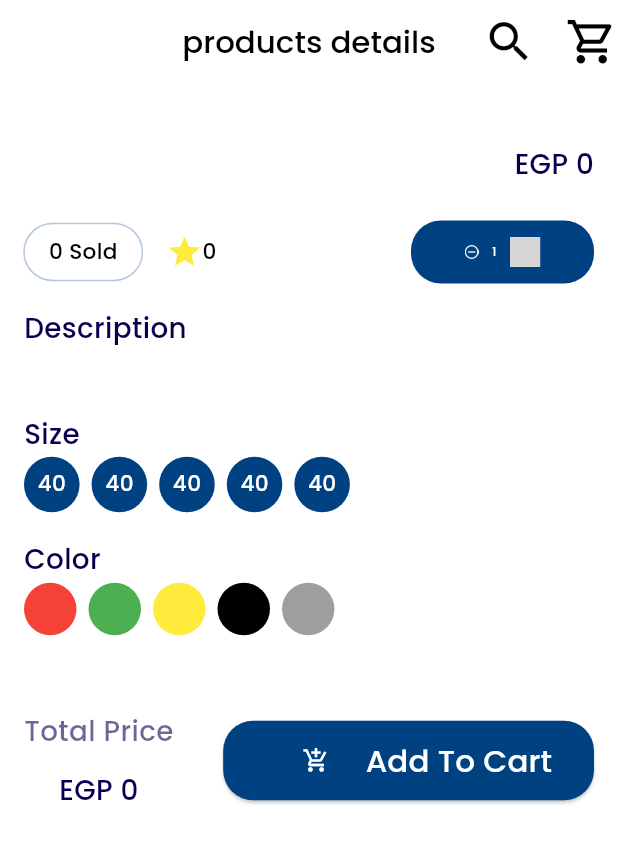
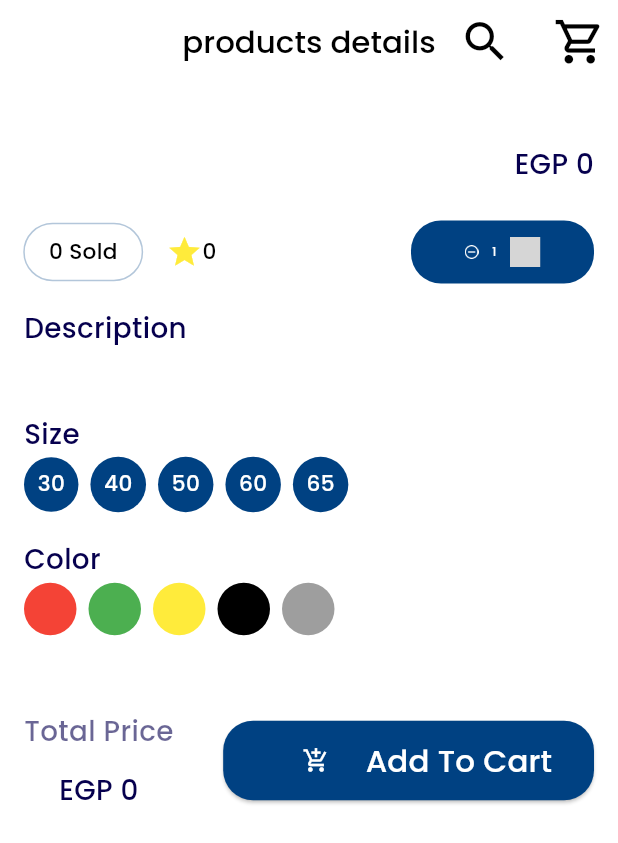
Before and after one commit to MahmoudElgaml/e-comarca, a Flutter app: the ProductDetailScreen screen opened directly with empty values, on a phone screen of 412 x 824 dp. Shown: the top 843 px of the screen. Run offline on Flutter 3.47's test engine with Material 3 defaults, Android fonts, the phone set to English and light mode, and no system bars; our stand-ins replace animated_text_kit, bloc, bot_toast, cached_network_image, dartz, device_preview and 16 more; missing offline and left inert: dart:ffi; accounts and stored records are empty; generated files the repository leaves out were written again; network calls fail; grey boxes are pictures that could not be loaded.

```diff
--- a/lib/features/cart_feature/presentation/manager/get_cart_product_cubit.dart
+++ b/lib/features/cart_feature/presentation/manager/get_cart_product_cubit.dart
@@ -20,6 +20,7 @@ class GetCartProductCubit extends Cubit<GetCartProductState> {
   DeleteFromCartUseCas deleteFromCartUseCas;
   UpdateProductQuantityUseCase updateProductQuantityUseCase;
   CartDataEntity? cartData;
+
   @override
   void emit(GetCartProductState state) {
     if (!isClosed) {
@@ -84,7 +85,7 @@ class GetCartProductCubit extends Cubit<GetCartProductState> {
   }
 
   updateProductQuantity(String productId, num count) async {
-
+    emit(GetCartProductLoadingState());
     var result = await updateProductQuantityUseCase.call(productId, count);
     result.fold(
       (l) {
@@ -95,16 +96,14 @@ class GetCartProductCubit extends Cubit<GetCartProductState> {
       },
     );
   }
+
   updateProductQuantityWithoutGetData(String productId, num count) async {
-
     var result = await updateProductQuantityUseCase.call(productId, count);
     result.fold(
       (l) {
         emit(GetCartProductFailState(l.message));
       },
-      (r) {
-
-      },
+      (r) {},
     );
   }
 }
--- a/lib/features/product_detail_feature/presentation/pages/product_detail_screen.dart
+++ b/lib/features/product_detail_feature/presentation/pages/product_detail_screen.dart
@@ -1,3 +1,4 @@
+import 'package:e_comarce_clean/config/routes/routes.dart';
 import 'package:e_comarce_clean/core/utils/app_color.dart';
 import 'package:e_comarce_clean/core/utils/app_style.dart';
 import 'package:e_comarce_clean/features/product_detail_feature/presentation/widgets/pick_color_list.dart';
@@ -27,17 +28,23 @@ class ProductDetailScreen extends StatelessWidget {
       appBar: AppBar(
         centerTitle: true,
         title: Text("products details", style: AppStyle.styleMedium20(context)),
-        actions: const [
-          Icon(
+        actions:  [
+          const Icon(
             Icons.search,
             size: 35,
           ),
-          SizedBox(
+          const SizedBox(
             width: 20,
           ),
-          Icon(
-            Icons.shopping_cart_outlined,
-            size: 35,
+          InkWell(
+            onTap: () => context.push(AppRoute.cartScreen),
+            child: const Padding(
+              padding: EdgeInsets.all(8.0),
+              child: Icon(
+                Icons.shopping_cart_outlined,
+                size: 35,
+              ),
+            ),
           ),
         ],
       ),
--- a/lib/features/product_detail_feature/presentation/widgets/pick_size_list.dart
+++ b/lib/features/product_detail_feature/presentation/widgets/pick_size_list.dart
@@ -4,9 +4,16 @@ import 'package:gap/gap.dart';
 import '../../../../core/utils/app_color.dart';
 import '../../../../core/utils/app_style.dart';
 
-
 class PickSizeList extends StatelessWidget {
   const PickSizeList({super.key});
+
+  static const List<String> items = [
+    "30",
+    "40",
+    '50',
+    '60',
+    "65",
+  ];
 
   @override
   Widget build(BuildContext context) {
@@ -22,8 +29,10 @@ class PickSizeList extends StatelessWidget {
           child: ListView.separated(
             separatorBuilder: (context, index) => const Gap(8),
             scrollDirection: Axis.horizontal,
-            itemBuilder: (context, index) =>
-            const SizeItem(isSelected: true),
+            itemBuilder: (context, index) => SizeItem(
+              isSelected: true,
+              size: items[index],
+            ),
             itemCount: 5,
           ),
         ),
@@ -31,9 +40,11 @@ class PickSizeList extends StatelessWidget {
     );
   }
 }
+
 class SizeItem extends StatelessWidget {
-  const SizeItem({super.key, required this.isSelected});
+  const SizeItem({super.key, required this.isSelected, required this.size});
 
+  final String size;
   final bool isSelected;
 
   @override
@@ -45,7 +56,7 @@ class SizeItem extends StatelessWidget {
           shape: BoxShape.circle),
       child: Center(
         child: Text(
-          "40",
+          size,
           style: AppStyle.style14(context).copyWith(
             color: isSelected ? Colors.white : Colors.black,
           ),
```
